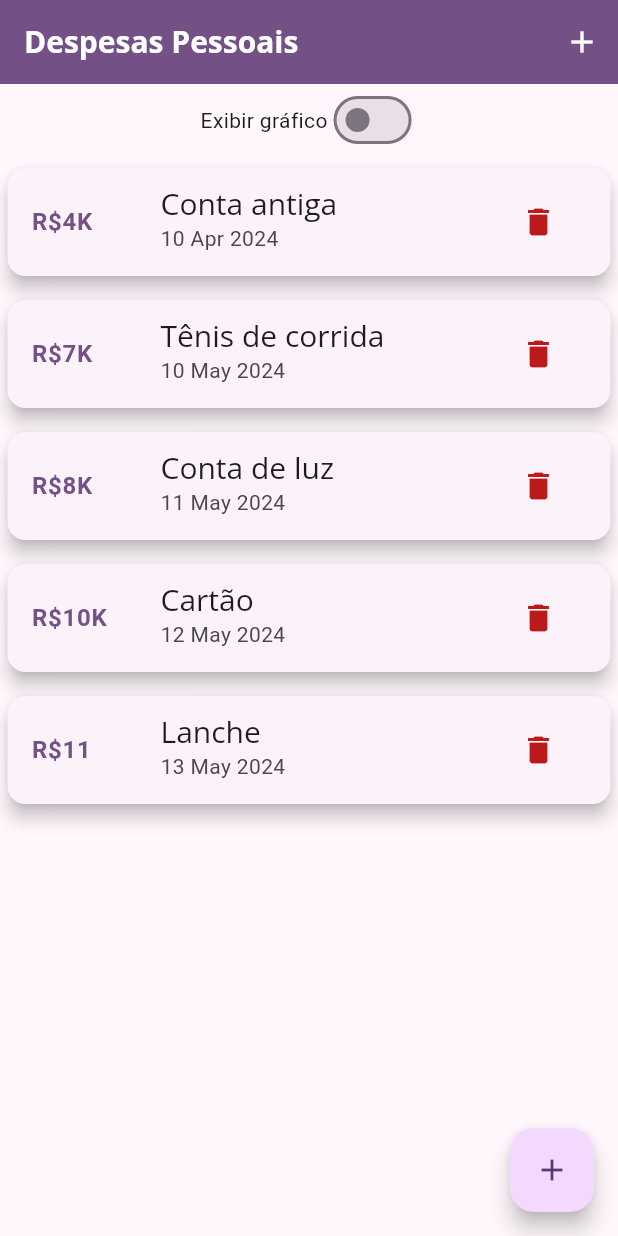
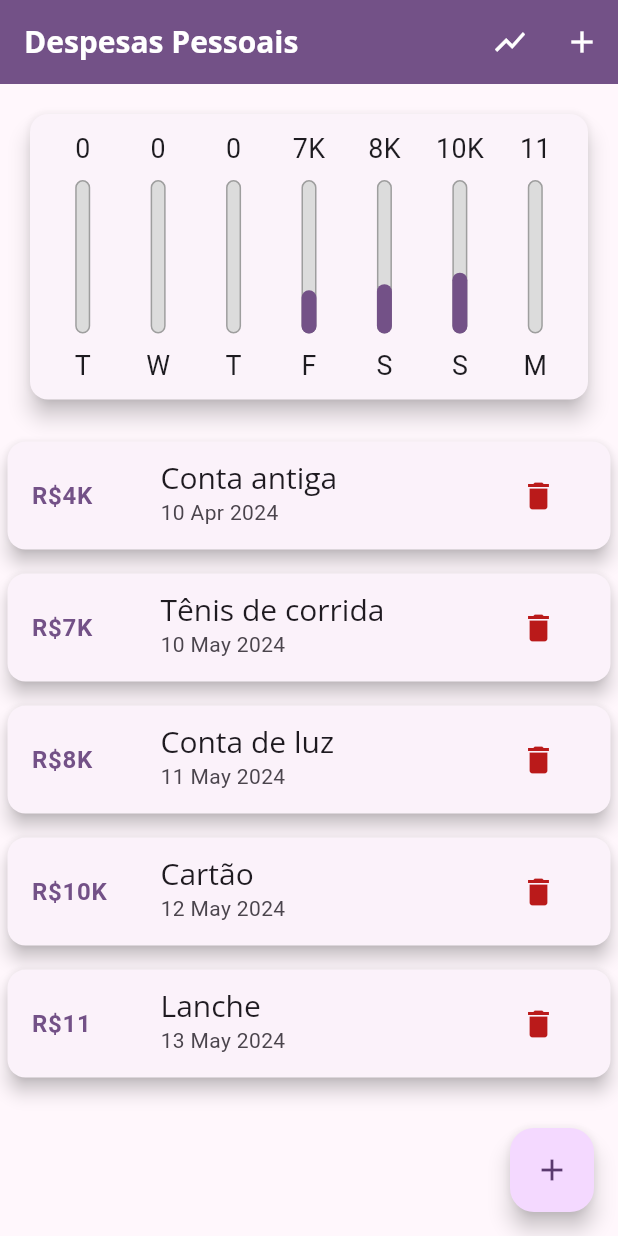
Before and after one commit to AjJordy/Flutter-Course, a Flutter app: the screen it shows after launch, on a phone screen of 412 x 824 dp. Run offline on Flutter 3.47's test engine with Material 3 defaults, Android fonts, the phone set to English and light mode, and no system bars.

Commit message:
feat: landscape mode

```diff
--- a/expenses/lib/main.dart
+++ b/expenses/lib/main.dart
@@ -131,11 +131,22 @@ class _MyHomePageState extends State<MyHomePage> {
 
   @override
   Widget build(BuildContext context) {
+    bool isLandscape =
+        MediaQuery.of(context).orientation == Orientation.landscape;
+
     final appBar = AppBar(
       title: const Text('Despesas Pessoais'),
       backgroundColor: Theme.of(context).primaryColor,
       foregroundColor: Colors.white,
       actions: [
+        IconButton(
+          onPressed: () {
+            setState(() {
+              _showChart = !_showChart;
+            });
+          },
+          icon: Icon(_showChart ? Icons.list : Icons.show_chart),
+        ),
         IconButton(
           onPressed: () => _openTransactionFormModal(context),
           icon: const Icon(Icons.add),
@@ -153,6 +164,7 @@ class _MyHomePageState extends State<MyHomePage> {
         child: Column(
           crossAxisAlignment: CrossAxisAlignment.stretch,
           children: [
+            if (isLandscape)
               Row(
                 mainAxisAlignment: MainAxisAlignment.center,
                 children: [
@@ -167,12 +179,12 @@ class _MyHomePageState extends State<MyHomePage> {
                   ),
                 ],
               ),
-            if (_showChart)
+            if (_showChart || !isLandscape)
               Container(
-                height: availabelHeight * 0.3,
+                height: availabelHeight * (isLandscape ? 0.7 : 0.3),
                 child: Chart(_recentTransactions),
-              )
-            else
+              ),
+            if (!_showChart || !isLandscape)
               Container(
                 height: availabelHeight * 0.7,
                 child: TransactionList(_transactions, _deleteTransaction),
```
Also changed, not shown: expenses/lib/components/transaction_list.dart (+5 -8 lines). Lines whose indentation alone changed are shown as unchanged.
